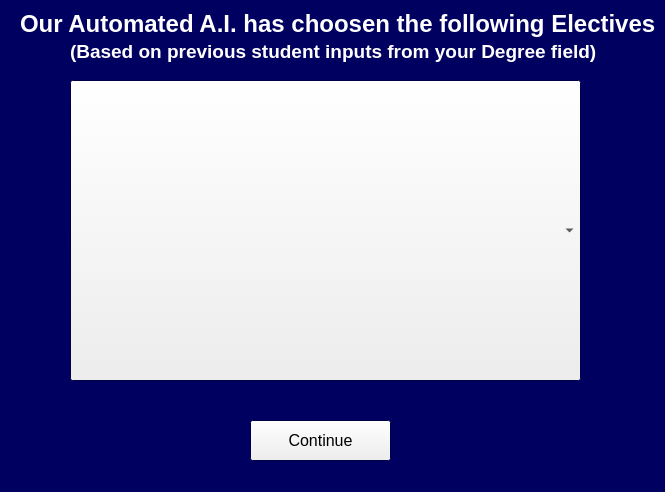
MrReBot/CPSC_4175_Course_Project, file UI_code/Project_AutoElective_GUI_QT.ui: the form before one commit.
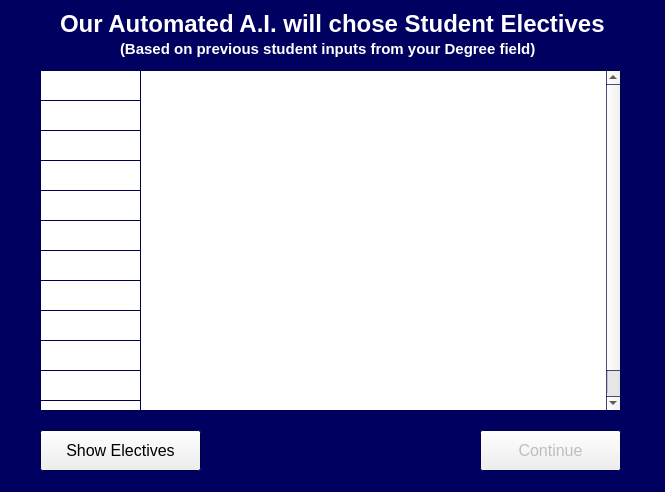
The form after the commit.

Commit message: Updated UI functionality - needs more testing

What changed in the file:
```diff
--- a/UI_code/Project_AutoElective_GUI_QT.ui
+++ b/UI_code/Project_AutoElective_GUI_QT.ui
@@ -80,9 +80,9 @@
   <widget class="QLabel" name="autoElectiveWelcome_lbl">
    <property name="geometry">
     <rect>
-     <x>20</x>
+     <x>60</x>
      <y>10</y>
-     <width>636</width>
+     <width>561</width>
      <height>27</height>
     </rect>
    </property>
@@ -159,27 +159,20 @@
     </font>
    </property>
    <property name="text">
-    <string>Our Automated A.I. has choosen the following Electives</string>
+    <string>Our Automated A.I. will chose Student Electives</string>
    </property>
    <property name="textFormat">
     <enum>Qt::AutoText</enum>
    </property>
   </widget>
-  <widget class="QComboBox" name="AutoElective_cbx">
-   <property name="geometry">
-    <rect>
-     <x>70</x>
-     <y>80</y>
-     <width>511</width>
-     <height>301</height>
-    </rect>
+  <widget class="QPushButton" name="AutoElectives_Continue_btn">
+   <property name="enabled">
+    <bool>false</bool>
    </property>
-  </widget>
-  <widget class="QPushButton" name="AutoElective_Continue_btn">
    <property name="geometry">
     <rect>
-     <x>250</x>
-     <y>420</y>
+     <x>480</x>
+     <y>430</y>
      <width>141</width>
      <height>41</height>
     </rect>
@@ -199,10 +192,10 @@
   <widget class="QLabel" name="autoElectiveWelcome2_lbl">
    <property name="geometry">
     <rect>
-     <x>70</x>
+     <x>120</x>
      <y>40</y>
-     <width>527</width>
-     <height>22</height>
+     <width>416</width>
+     <height>17</height>
     </rect>
    </property>
    <property name="palette">
@@ -272,7 +265,7 @@
    <property name="font">
     <font>
      <family>Arial</family>
-     <pointsize>14</pointsize>
+     <pointsize>11</pointsize>
      <weight>75</weight>
      <bold>true</bold>
     </font>
@@ -284,6 +277,71 @@
     <enum>Qt::AutoText</enum>
    </property>
   </widget>
+  <widget class="QTableWidget" name="AutoElective_tbl">
+   <property name="geometry">
+    <rect>
+     <x>40</x>
+     <y>70</y>
+     <width>581</width>
+     <height>341</height>
+    </rect>
+   </property>
+   <property name="font">
+    <font>
+     <family>Arial</family>
+     <pointsize>14</pointsize>
+     <weight>75</weight>
+     <bold>true</bold>
+    </font>
+   </property>
+   <property name="rowCount">
+    <number>12</number>
+   </property>
+   <property name="columnCount">
+    <number>1</number>
+   </property>
+   <attribute name="horizontalHeaderVisible">
+    <bool>false</bool>
+   </attribute>
+   <attribute name="horizontalHeaderCascadingSectionResizes">
+    <bool>true</bool>
+   </attribute>
+   <attribute name="verticalHeaderVisible">
+    <bool>false</bool>
+   </attribute>
+   <row/>
+   <row/>
+   <row/>
+   <row/>
+   <row/>
+   <row/>
+   <row/>
+   <row/>
+   <row/>
+   <row/>
+   <row/>
+   <row/>
+   <column/>
+  </widget>
+  <widget class="QPushButton" name="AutoElectives_Show_btn">
+   <property name="geometry">
+    <rect>
+     <x>40</x>
+     <y>430</y>
+     <width>161</width>
+     <height>41</height>
+    </rect>
+   </property>
+   <property name="font">
+    <font>
+     <family>Arial</family>
+     <pointsize>12</pointsize>
+    </font>
+   </property>
+   <property name="text">
+    <string>Show Electives</string>
+   </property>
+  </widget>
  </widget>
  <resources/>
  <connections/>
```
The commit also changes 4 other files.
